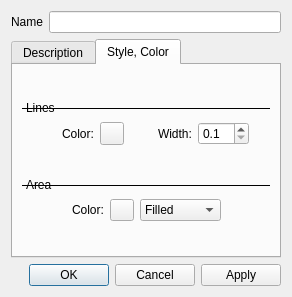
Above: src/plugins/render/annotate/EditPolygonDialog.ui from calincru/marble before the change. Below: the same form after it.
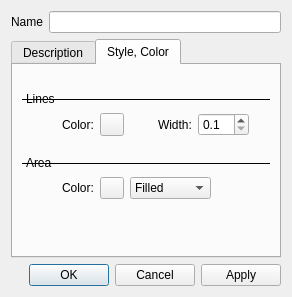
That is the form after the change.

Commit message: Solved the problems with edit polygon dialog when expanding

The edit to the form file:
```diff
--- a/src/plugins/render/annotate/EditPolygonDialog.ui
+++ b/src/plugins/render/annotate/EditPolygonDialog.ui
@@ -62,6 +62,9 @@
            <property name="orientation">
             <enum>Qt::Vertical</enum>
            </property>
+           <property name="sizeType">
+            <enum>QSizePolicy::Fixed</enum>
+           </property>
            <property name="sizeHint" stdset="0">
             <size>
              <width>248</width>
@@ -87,6 +90,9 @@
              <property name="orientation">
               <enum>Qt::Horizontal</enum>
              </property>
+             <property name="sizeType">
+              <enum>QSizePolicy::Fixed</enum>
+             </property>
              <property name="sizeHint" stdset="0">
               <size>
                <width>40</width>
@@ -135,6 +141,9 @@
              <property name="orientation">
               <enum>Qt::Horizontal</enum>
              </property>
+             <property name="sizeType">
+              <enum>QSizePolicy::Fixed</enum>
+             </property>
              <property name="sizeHint" stdset="0">
               <size>
                <width>28</width>
@@ -186,6 +195,9 @@
            <property name="orientation">
             <enum>Qt::Vertical</enum>
            </property>
+           <property name="sizeType">
+            <enum>QSizePolicy::Fixed</enum>
+           </property>
            <property name="sizeHint" stdset="0">
             <size>
              <width>238</width>
@@ -211,6 +223,9 @@
              <property name="orientation">
               <enum>Qt::Horizontal</enum>
              </property>
+             <property name="sizeType">
+              <enum>QSizePolicy::Fixed</enum>
+             </property>
              <property name="sizeHint" stdset="0">
               <size>
                <width>40</width>
```
